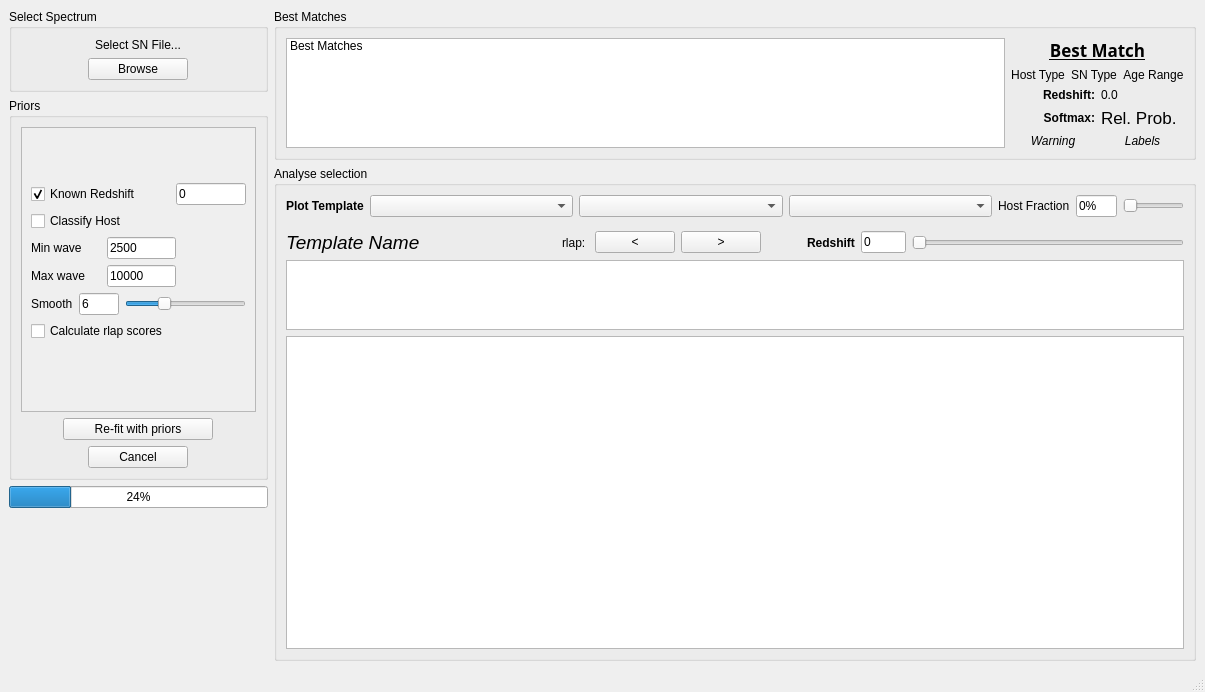
Above: dash/design.ui from daniel-muthukrishna/astrodash before the change. Below: the same form after it.
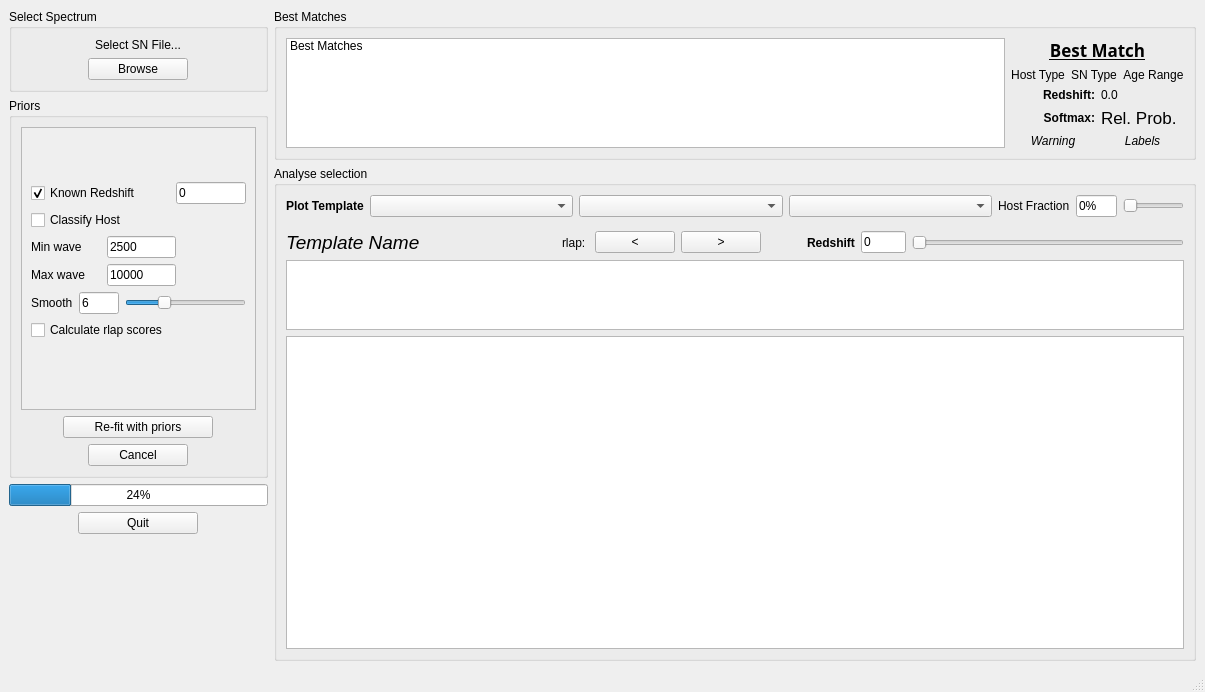
That is the form after the change. Custom widgets are drawn as their Qt base class.

Commit message: GUI changes: Added quit button. Added infinite that changes redshift to cross-correlation plot. Added wavelength axis title.

Patch:
```diff
--- a/dash/design.ui
+++ b/dash/design.ui
@@ -19,7 +19,7 @@
   <widget class="QWidget" name="centralwidget">
    <layout class="QHBoxLayout" name="horizontalLayout_3" stretch="9,32">
     <item>
-     <layout class="QVBoxLayout" name="verticalLayout" stretch="1,5,0,2">
+     <layout class="QVBoxLayout" name="verticalLayout" stretch="1,6,0,0,2">
       <property name="sizeConstraint">
        <enum>QLayout::SetMaximumSize</enum>
       </property>
@@ -110,7 +110,7 @@
               <x>0</x>
               <y>0</y>
               <width>223</width>
-              <height>207</height>
+              <height>198</height>
              </rect>
             </property>
             <layout class="QVBoxLayout" name="verticalLayout_4" stretch="0">
@@ -346,6 +346,26 @@
         </property>
        </widget>
       </item>
+      <item>
+       <layout class="QHBoxLayout" name="horizontalLayout_15">
+        <property name="topMargin">
+         <number>0</number>
+        </property>
+        <item>
+         <widget class="QPushButton" name="btnQuit">
+          <property name="maximumSize">
+           <size>
+            <width>120</width>
+            <height>16777215</height>
+           </size>
+          </property>
+          <property name="text">
+           <string>Quit</string>
+          </property>
+         </widget>
+        </item>
+       </layout>
+      </item>
       <item>
        <spacer name="verticalSpacer">
         <property name="orientation">
```
The commit also changes 3 other files.
